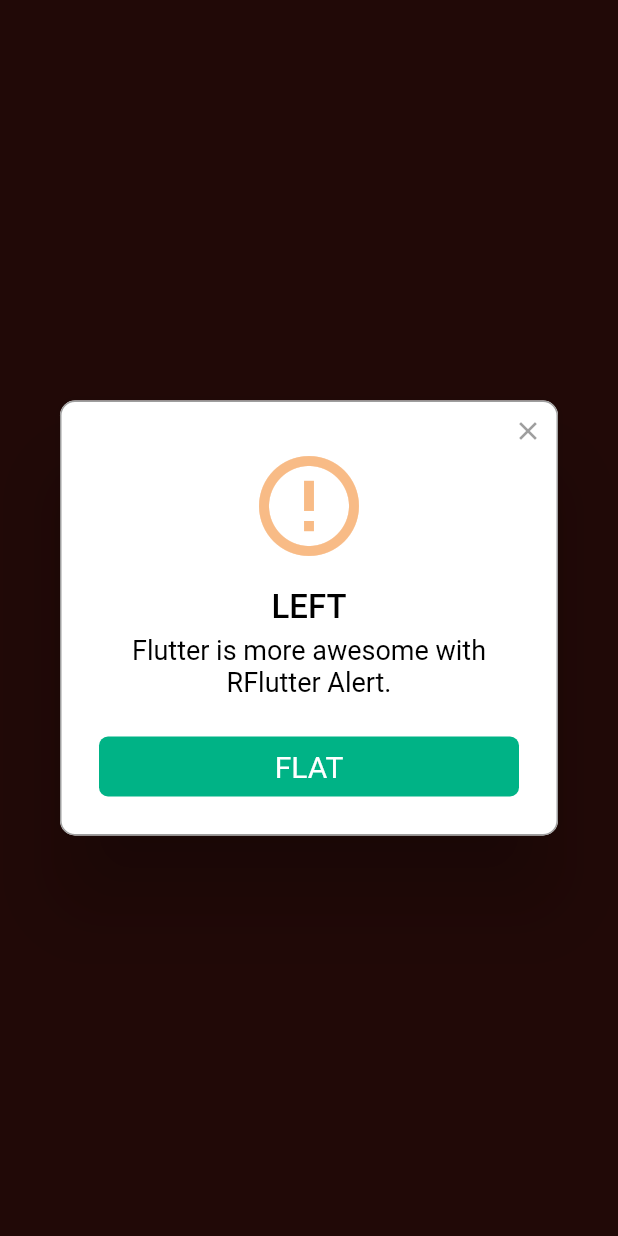
After one commit to iamcaominhtien/CaoMinhTien_FLutter_NTU, a Flutter app: the MyContext screen opened directly, after a tap on "Click me", on a phone screen of 412 x 824 dp. The commit adds this screen. Run offline on Flutter 3.47's test engine with Material 2 defaults, Android fonts, the phone set to English and light mode, and no system bars; drawn by our look-alikes of rflutter_alert; our stand-ins replace flutter_slidable.

Commit message:
solution for alert framework

```diff
--- a/lib/main.dart
+++ b/lib/main.dart
@@ -6,6 +6,7 @@
 import 'form/PageFormGoods.dart';
 import 'gridView/grid_view.dart';
 import 'my_input.dart';
+import 'my_test/my_context.dart';
 
 void main() {
   runApp(const MyApp());
--- /dev/null
+++ b/lib/my_test/my_context.dart
@@ -0,0 +1,80 @@
+import 'package:flutter/material.dart';
+import 'package:rflutter_alert/rflutter_alert.dart';
+
+class MyContext extends StatelessWidget {
+  const MyContext({Key? key}) : super(key: key);
+
+  @override
+  Widget build(BuildContext context) {
+    return Scaffold(
+      body: Container(
+        color: Colors.red,
+        child: Center(
+          child: Row(
+            mainAxisAlignment: MainAxisAlignment.center,
+            children: [
+              ElevatedButton(
+                child: const Text("Click me"),
+                onPressed: () {
+                  Alert(
+                    context: context,
+                    type: AlertType.warning,
+                    title: "LEFT",
+                    desc: "Flutter is more awesome with RFlutter Alert.",
+                    buttons: [
+                      DialogButton(
+                        child: const Text(
+                          "FLAT",
+                          style: TextStyle(color: Colors.white, fontSize: 20),
+                        ),
+                        onPressed: () => Alert(
+                          context: context,
+                          type: AlertType.warning,
+                          title: "22",
+                          desc: "Flutter is more awesome with RFlutter Alert.",
+                          buttons: [
+                            DialogButton(
+                              child: const Text(
+                                "22",
+                                style: TextStyle(
+                                    color: Colors.white, fontSize: 20),
+                              ),
+                              onPressed: () => Navigator.pop(context),
+                              color: Color.fromRGBO(0, 179, 134, 1.0),
+                            ),
+                          ],
+                        ).show(),
+                        color: const Color.fromRGBO(0, 179, 134, 1.0),
+                      ),
+                    ],
+                  ).show();
+                },
+              ),
+              ElevatedButton(
+                child: const Text("Click me"),
+                onPressed: () {
+                  Alert(
+                    context: context,
+                    type: AlertType.warning,
+                    title: "RFLUTTER ALERT",
+                    desc: "Flutter is more awesome with RFlutter Alert.",
+                    buttons: [
+                      DialogButton(
+                        child: const Text(
+                          "FLAT",
+                          style: TextStyle(color: Colors.white, fontSize: 20),
+                        ),
+                        onPressed: () => Navigator.pop(context),
+                        color: Color.fromRGBO(0, 179, 134, 1.0),
+                      ),
+                    ],
+                  ).show();
+                },
+              ),
+            ],
+          ),
+        ),
+      ),
+    );
+  }
+}
```
Also changed, not shown: lib/homework4/edited/alert_dialog.dart (+53 -33 lines), lib/homework4/edited/my_list_product_edited.dart (+6 -2 lines).
